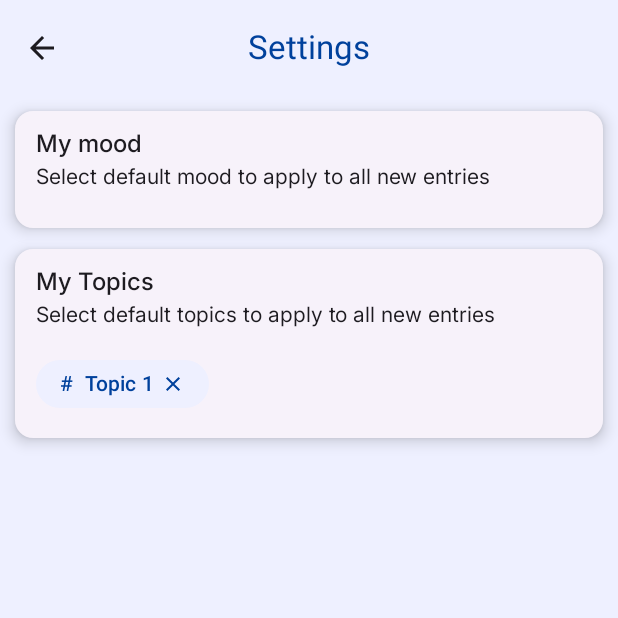
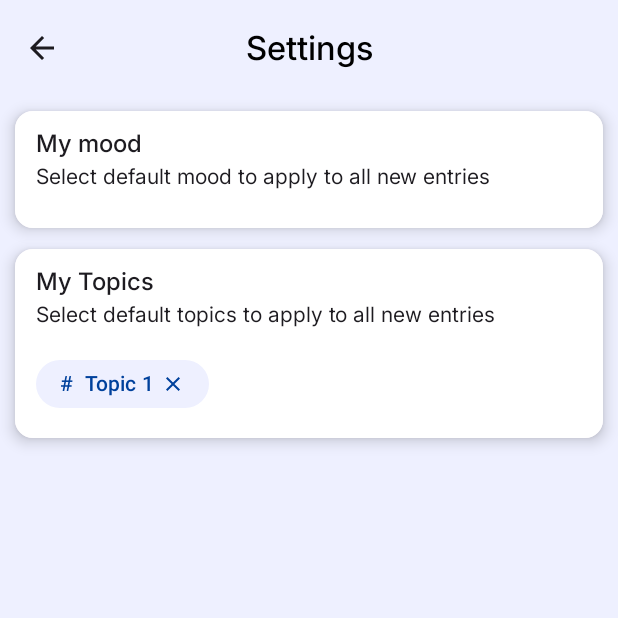
Before and after one commit to ArturGubala/echo-journal, an Android app built with Jetpack Compose: the composable SettingsScreen shown on its own in the app's theme, on a phone screen of 412 x 824 dp, the top half of it. Run offline under Robolectric (Android 15) with nearby library versions, the phone set to English and light mode, and no system bars.

Commit message:
Add typography, theme and colors. Fix some ui elements. Extract another constants string to string res.

```diff
--- a/app/src/main/java/com/example/echo_journal/settings/presentation/SettingsScreen.kt
+++ b/app/src/main/java/com/example/echo_journal/settings/presentation/SettingsScreen.kt
@@ -1,5 +1,6 @@
 package com.example.echo_journal.settings.presentation
 
+import androidx.compose.foundation.background
 import androidx.compose.foundation.clickable
 import androidx.compose.foundation.layout.Arrangement
 import androidx.compose.foundation.layout.Box
@@ -63,7 +64,11 @@ private fun SettingsScreen(
                     titleContentColor = MaterialTheme.colorScheme.primary,
                 ),
                 title = {
-                    Text("Settings")
+                    Text(
+                        text = stringResource(R.string.settings_screen_topappbar_title),
+                        style = MaterialTheme.typography.headlineMedium,
+                        color = Color.Black
+                    )
                 },
                 navigationIcon = {
                     IconButton(onClick = {  }) {
@@ -76,6 +81,7 @@ private fun SettingsScreen(
 
             )
         },
+        containerColor = Color.Transparent
     ) { padding ->
         Column(
             modifier = Modifier
@@ -125,7 +131,9 @@ private fun SettingsScreen(
                                 )
                             }
                         }
-                    }
+                    },
+                    modifier = Modifier
+                        .background(Color.White)
                 )
                 SettingsCard(
                     header = {
@@ -167,7 +175,9 @@ private fun SettingsScreen(
                                 )
                             )
                         }
-                    }
+                    },
+                    modifier = Modifier
+                        .background(Color.White)
                 )
             }
         }
--- a/app/src/main/res/values/strings.xml
+++ b/app/src/main/res/values/strings.xml
@@ -5,4 +5,5 @@
     <string name="default_topicks_settings_title">My Topics</string>
     <string name="default_topicks_settings_subtitle">Select default topics to apply to all new entries</string>
     <string name="record_screen_topappbar_title">Your EchoJournal</string>
+    <string name="settings_screen_topappbar_title">Settings</string>
 </resources>
```
